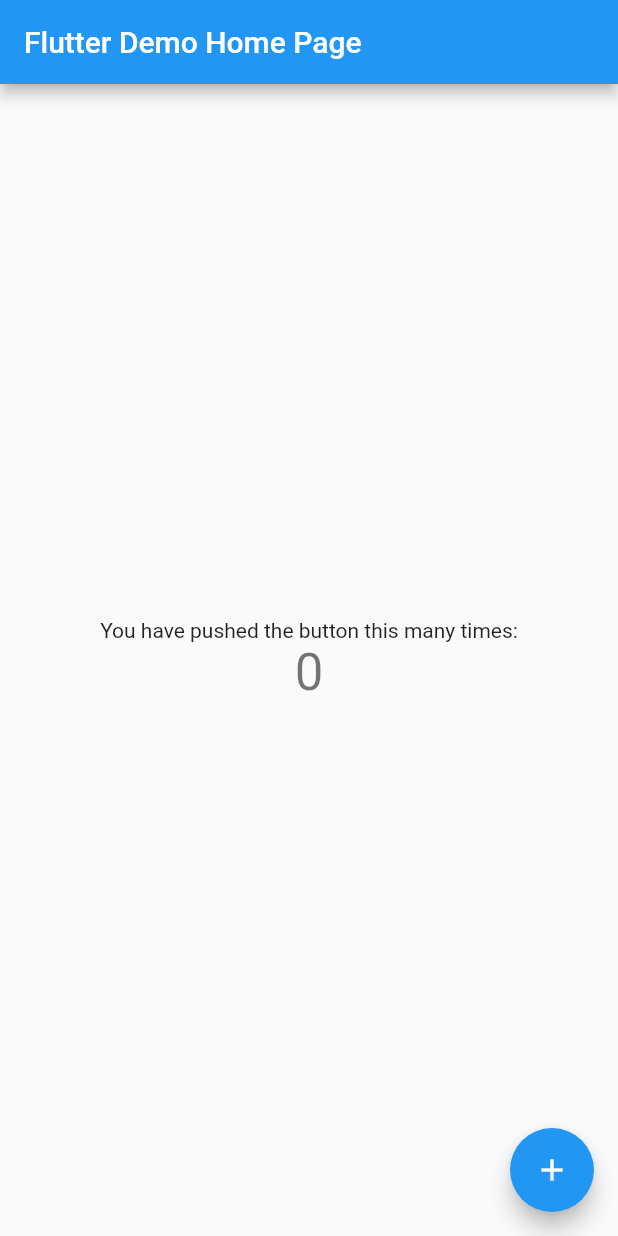
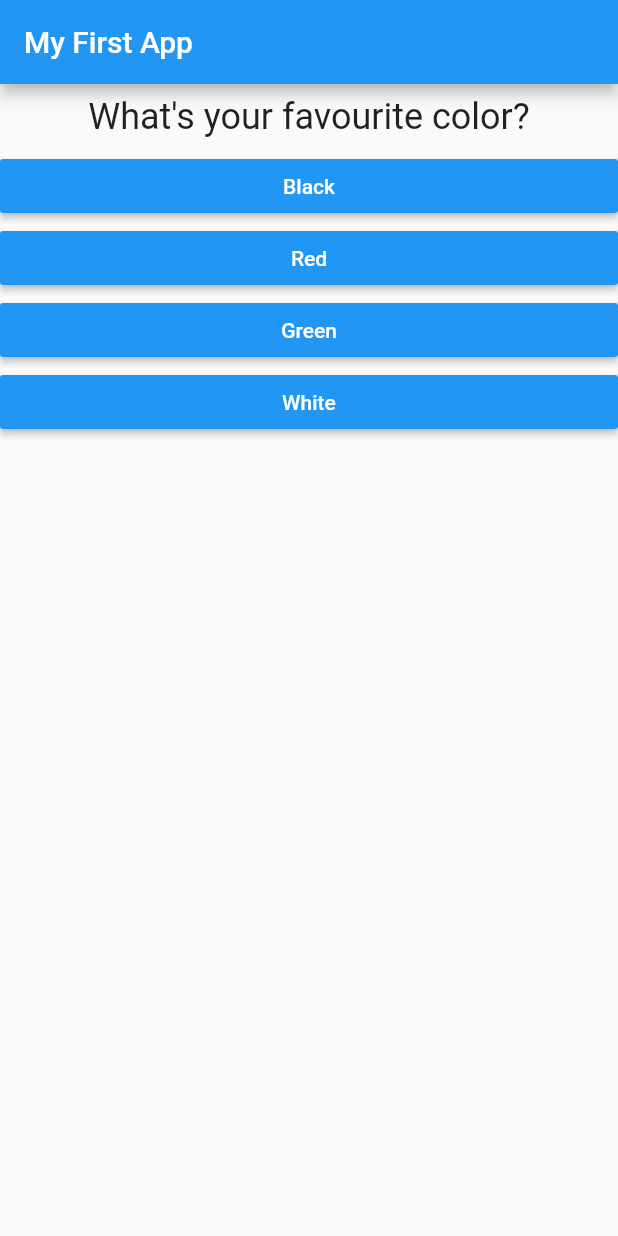
Before and after one commit to tomcurran/cpd-flutter-complete-guide, a Flutter app: the screen it shows after launch, on a phone screen of 412 x 824 dp. Run offline on Flutter 3.47's test engine with Material 2 defaults, Android fonts, the phone set to English and light mode, and no system bars.

Commit message:
section 1

```diff
--- /dev/null
+++ b/lib/answer.dart
@@ -0,0 +1,21 @@
+import 'package:flutter/material.dart';
+
+class Answer extends StatelessWidget {
+  final Function selectHandler;
+  final String answerText;
+
+  Answer(this.selectHandler, this.answerText);
+
+  @override
+  Widget build(BuildContext context) {
+    return Container(
+      width: double.infinity,
+      child: RaisedButton(
+        color: Colors.blue,
+        textColor: Colors.white,
+        child: Text(answerText),
+        onPressed: selectHandler,
+      ),
+    );
+  }
+}
--- a/lib/main.dart
+++ b/lib/main.dart
@@ -1,117 +1,82 @@
 import 'package:flutter/material.dart';
+
+import 'quiz.dart';
+import 'result.dart';
 
 void main() {
   runApp(MyApp());
 }
 
-class MyApp extends StatelessWidget {
-  // This widget is the root of your application.
+class MyApp extends StatefulWidget {
   @override
-  Widget build(BuildContext context) {
-    return MaterialApp(
-      title: 'Flutter Demo',
-      theme: ThemeData(
-        // This is the theme of your application.
-        //
-        // Try running your application with "flutter run". You'll see the
-        // application has a blue toolbar. Then, without quitting the app, try
-        // changing the primarySwatch below to Colors.green and then invoke
-        // "hot reload" (press "r" in the console where you ran "flutter run",
-        // or simply save your changes to "hot reload" in a Flutter IDE).
-        // Notice that the counter didn't reset back to zero; the application
-        // is not restarted.
-        primarySwatch: Colors.blue,
-        // This makes the visual density adapt to the platform that you run
-        // the app on. For desktop platforms, the controls will be smaller and
-        // closer together (more dense) than on mobile platforms.
-        visualDensity: VisualDensity.adaptivePlatformDensity,
-      ),
-      home: MyHomePage(title: 'Flutter Demo Home Page'),
-    );
+  State<StatefulWidget> createState() {
+    return _MyAppState();
   }
 }
 
-class MyHomePage extends StatefulWidget {
-  MyHomePage({Key key, this.title}) : super(key: key);
+class _MyAppState extends State<MyApp> {
+  final _questions = const [
+    {
+      'questionText': 'What\'s your favourite color?',
+      'answers': [
+        {'text': 'Black', 'score': 10},
+        {'text': 'Red', 'score': 5},
+        {'text': 'Green', 'score': 3},
+        {'text': 'White', 'score': 1}
+      ],
+    },
+    {
+      'questionText': 'What\'s your favourite animal?',
+      'answers': [
+        {'text': 'Rabbit', 'score': 3},
+        {'text': 'Snake', 'score': 1},
+        {'text': 'Elephant', 'score': 5},
+        {'text': 'Lion', 'score': 9}
+      ],
+    },
+    {
+      'questionText': 'Who\'s your favourite instructor?',
+      'answers': [
+        {'text': 'Max', 'score': 1},
+        {'text': 'Max', 'score': 1},
+        {'text': 'Max', 'score': 1},
+        {'text': 'Max', 'score': 1}
+      ],
+    },
+  ];
 
-  // This widget is the home page of your application. It is stateful, meaning
-  // that it has a State object (defined below) that contains fields that affect
-  // how it looks.
+  var _questionIndex = 0;
+  var _totalScore = 0;
 
-  // This class is the configuration for the state. It holds the values (in this
-  // case the title) provided by the parent (in this case the App widget) and
-  // used by the build method of the State. Fields in a Widget subclass are
-  // always marked "final".
+  void _answerQuestion(int score) {
+    _totalScore += score;
+    setState(() {
+      _questionIndex++;
+    });
+  }
 
-  final String title;
-
-  @override
-  _MyHomePageState createState() => _MyHomePageState();
-}
-
-class _MyHomePageState extends State<MyHomePage> {
-  int _counter = 0;
-
-  void _incrementCounter() {
+  void _resetQuiz() {
     setState(() {
-      // This call to setState tells the Flutter framework that something has
-      // changed in this State, which causes it to rerun the build method below
-      // so that the display can reflect the updated values. If we changed
-      // _counter without calling setState(), then the build method would not be
-      // called again, and so nothing would appear to happen.
-      _counter++;
+      _questionIndex = 0;
+      _totalScore = 0;
     });
   }
 
   @override
   Widget build(BuildContext context) {
-    // This method is rerun every time setState is called, for instance as done
-    // by the _incrementCounter method above.
-    //
-    // The Flutter framework has been optimized to make rerunning build methods
-    // fast, so that you can just rebuild anything that needs updating rather
-    // than having to individually change instances of widgets.
-    return Scaffold(
-      appBar: AppBar(
-        // Here we take the value from the MyHomePage object that was created by
-        // the App.build method, and use it to set our appbar title.
-        title: Text(widget.title),
+    return MaterialApp(
+      home: Scaffold(
+        appBar: AppBar(
+          title: Text('My First App'),
+        ),
+        body: _questionIndex < _questions.length
+            ? Quiz(
+                answerQuestion: _answerQuestion,
+                questions: _questions,
+                questionIndex: _questionIndex,
+              )
+            : Result(_totalScore, _resetQuiz),
       ),
-      body: Center(
-        // Center is a layout widget. It takes a single child and positions it
-        // in the middle of the parent.
-        child: Column(
-          // Column is also a layout widget. It takes a list of children and
-          // arranges them vertically. By default, it sizes itself to fit its
-          // children horizontally, and tries to be as tall as its parent.
-          //
-          // Invoke "debug painting" (press "p" in the console, choose the
-          // "Toggle Debug Paint" action from the Flutter Inspector in Android
-          // Studio, or the "Toggle Debug Paint" command in Visual Studio Code)
-          // to see the wireframe for each widget.
-          //
-          // Column has various properties to control how it sizes itself and
-          // how it positions its children. Here we use mainAxisAlignment to
-          // center the children vertically; the main axis here is the vertical
-          // axis because Columns are vertical (the cross axis would be
-          // horizontal).
-          mainAxisAlignment: MainAxisAlignment.center,
-          children: <Widget>[
-            Text(
-              'You have pushed the button this many times:',
-            ),
-            Text(
-              '$_counter',
-              style: Theme.of(context).textTheme.headline4,
-            ),
-          ],
-        ),
-      ),
-      floatingActionButton: FloatingActionButton(
-        onPressed: _incrementCounter,
-        tooltip: 'Increment',
-        child: Icon(Icons.add),
-      ), // This trailing comma makes auto-formatting nicer for build methods.
     );
   }
 }
--- /dev/null
+++ b/lib/question.dart
@@ -0,0 +1,20 @@
+import 'package:flutter/material.dart';
+
+class Question extends StatelessWidget {
+  final String questionText;
+
+  Question(this.questionText);
+
+  @override
+  Widget build(BuildContext context) {
+    return Container(
+      width: double.infinity,
+      margin: EdgeInsets.all(8),
+      child: Text(
+        questionText,
+        style: TextStyle(fontSize: 24),
+        textAlign: TextAlign.center,
+      ),
+    );
+  }
+}
--- /dev/null
+++ b/lib/quiz.dart
@@ -0,0 +1,29 @@
+import 'package:flutter/material.dart';
+
+import 'answer.dart';
+import 'question.dart';
+
+class Quiz extends StatelessWidget {
+  final List<Map<String, Object>> questions;
+  final int questionIndex;
+  final Function answerQuestion;
+
+  Quiz({
+    @required this.questions,
+    @required this.answerQuestion,
+    @required this.questionIndex,
+  });
+
+  @override
+  Widget build(BuildContext context) {
+    return Column(
+      children: [
+        Question(questions[questionIndex]['questionText']),
+        ...(questions[questionIndex]['answers'] as List<Map<String, Object>>)
+            .map((answer) =>
+                Answer(() => answerQuestion(answer['score']), answer['text']))
+            .toList(),
+      ],
+    );
+  }
+}
--- /dev/null
+++ b/lib/result.dart
@@ -0,0 +1,42 @@
+import 'package:flutter/material.dart';
+
+class Result extends StatelessWidget {
+  final int resultScore;
+  final Function resultHandler;
+
+  Result(this.resultScore, this.resultHandler);
+
+  String get resultPhrase {
+    var resultText = 'You did it!';
+    if (resultScore <= 8) {
+      resultText = 'You are awesome and innocent!';
+    } else if (resultScore <= 8) {
+      resultText = 'Pretty likeable!';
+    } else if (resultScore <= 16) {
+      resultText = 'You are ... strange?!';
+    } else {
+      resultText = 'You are so bad!';
+    }
+    return resultText;
+  }
+
+  @override
+  Widget build(BuildContext context) {
+    return Center(
+      child: Column(
+        children: [
+          Text(
+            resultPhrase,
+            style: TextStyle(fontSize: 36, fontWeight: FontWeight.bold),
+            textAlign: TextAlign.center,
+          ),
+          FlatButton(
+            child: Text('Restart Quiz!'),
+            textColor: Colors.blue,
+            onPressed: resultHandler,
+          )
+        ],
+      ),
+    );
+  }
+}
```
